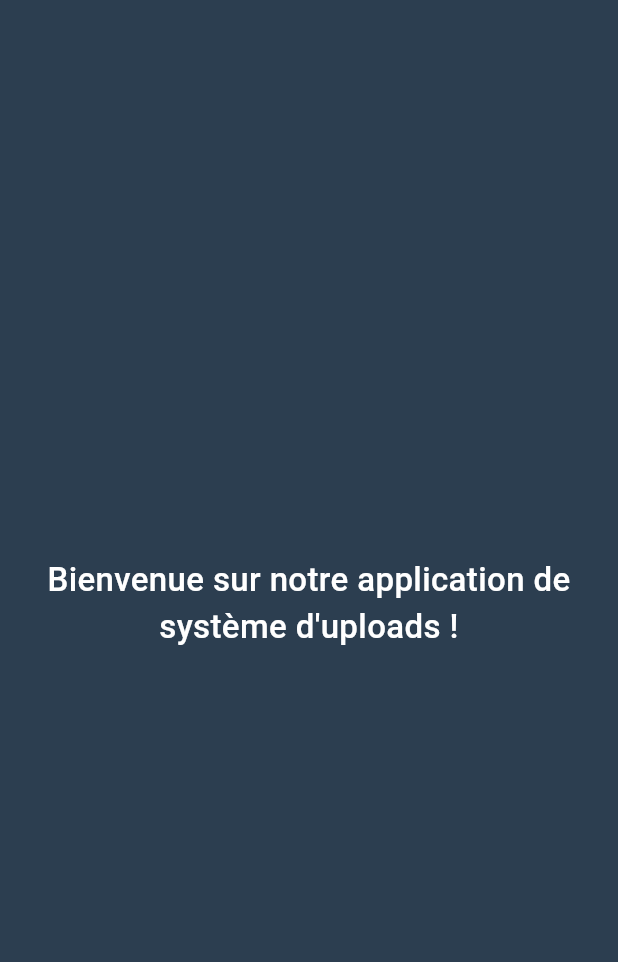
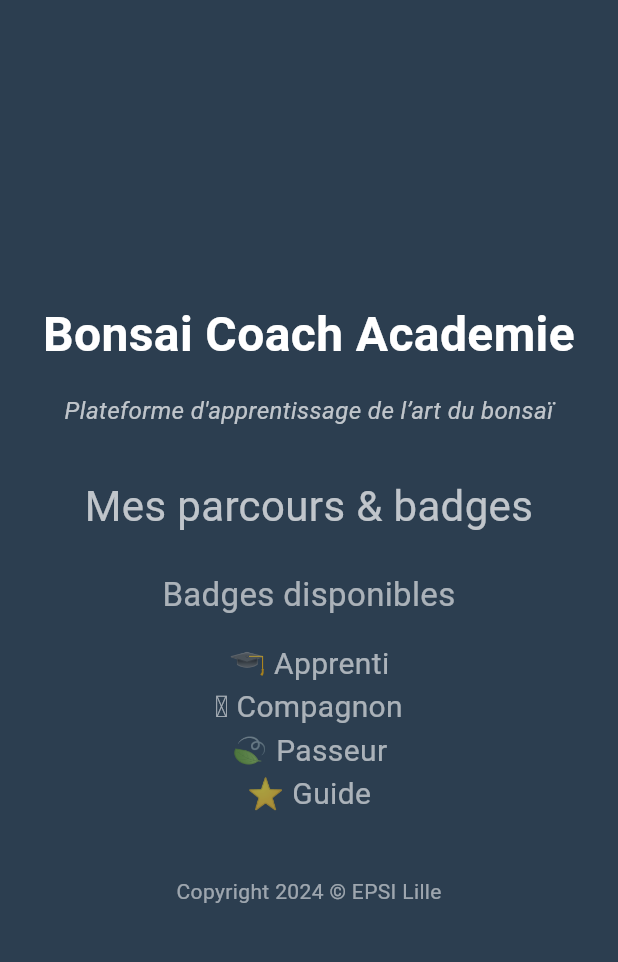
Before and after one commit to romaink30/flutter_app_supabase, a Flutter app: the screen it shows after launch, on a phone screen of 412 x 824 dp, the part 57-1019 px from its top. Run offline on Flutter 3.47's test engine with Material 3 defaults, Android fonts, the phone set to English and light mode, and no system bars; our stand-ins replace file_picker, supabase_flutter; accounts and stored records are empty.

Commit message:
style final

```diff
--- a/lib/pages/home_page.dart
+++ b/lib/pages/home_page.dart
@@ -77,16 +77,66 @@ class _HomePageState extends State<HomePage> {
       ),
       body: Center(
   child: user == null
-            ? const Padding(
-                padding: EdgeInsets.symmetric(horizontal: 24.0),
-                child: Text(
-                  "Bienvenue sur notre application de système d'uploads !",
+      ? SingleChildScrollView(
+          padding: const EdgeInsets.symmetric(horizontal: 24.0),
+          child: Column(
+            mainAxisAlignment: MainAxisAlignment.center,
+            children: const [
+              Text(
+                "Bonsai Coach Academie",
+                textAlign: TextAlign.center,
+                style: TextStyle(
+                  fontSize: 32,
+                  fontWeight: FontWeight.bold,
+                  color: Colors.white,
+                ),
+              ),
+              SizedBox(height: 16),
+              Text(
+                "Plateforme d'apprentissage de l’art du bonsaï",
+                textAlign: TextAlign.center,
+                style: TextStyle(
+                  fontSize: 16,
+                  fontStyle: FontStyle.italic,
+                  color: Colors.white70,
+                ),
+              ),
+              SizedBox(height: 32),
+              Text(
+                "Mes parcours & badges",
+                textAlign: TextAlign.center,
+                style: TextStyle(
+                  fontSize: 28,
+                  color: Colors.white70,
+                ),
+              ),
+              SizedBox(height: 24),
+              Text(
+                "Badges disponibles",
                 textAlign: TextAlign.center,
                 style: TextStyle(
                   fontSize: 22,
-                    color: Colors.white,
-                    fontWeight: FontWeight.w500,
+                  color: Colors.white60,
                 ),
+              ),
+              SizedBox(height: 16),
+              Text(
+                "🎓 Apprenti\n🫱 Compagnon\n🍃 Passeur\n⭐ Guide",
+                textAlign: TextAlign.center,
+                style: TextStyle(
+                  fontSize: 20,
+                  color: Colors.white60,
+                ),
+              ),
+              SizedBox(height: 40),
+              Text(
+                "Copyright 2024 © EPSI Lille",
+                style: TextStyle(
+                  fontSize: 14,
+                  color: Colors.white54,
+                ),
+              ),
+            ],
           ),
         )
       : const ProfilePage(),
```
Lines whose indentation alone changed are shown as unchanged.
